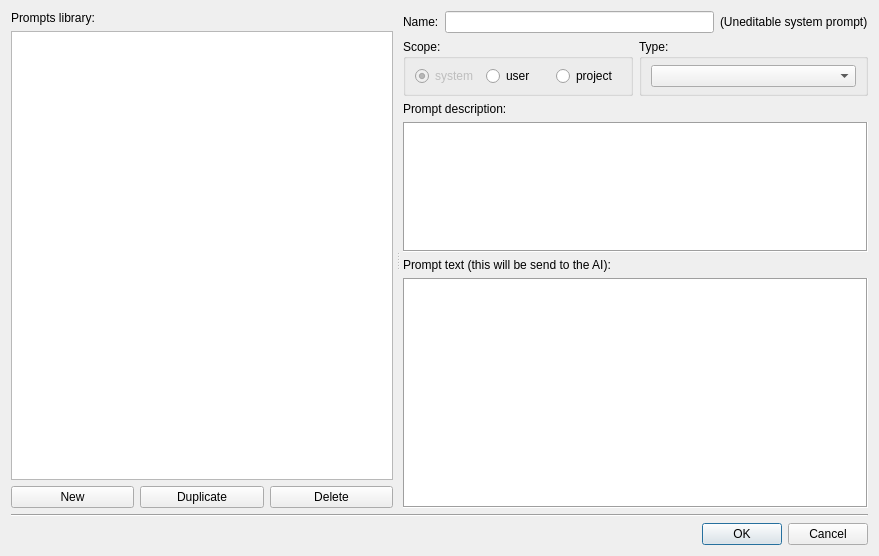
Above: GUI_UIs/ui_ai_edit_prompts.ui from ccbogel/QualCoder before the change. Below: the same form after it.
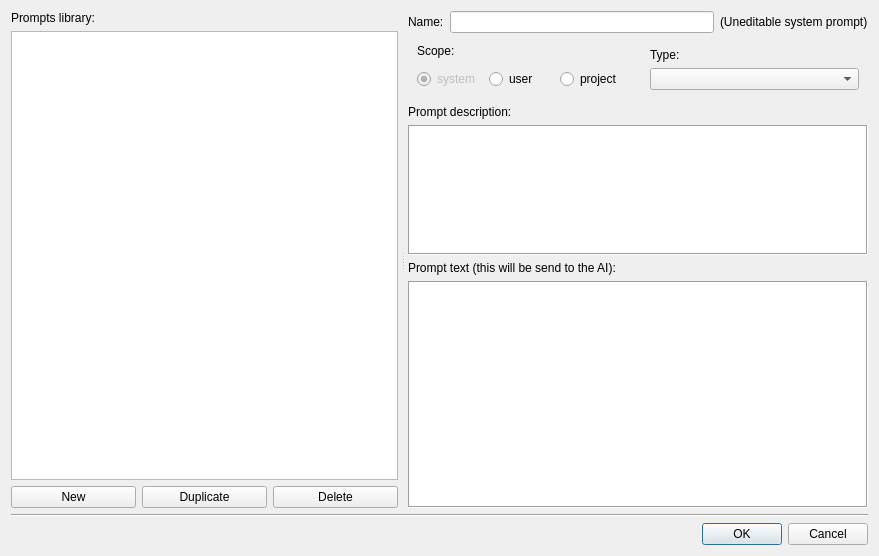
That is the form after the change.

Commit message: Edit prompts dialog: more vertical space for "scope" and "type"

Patch:
```diff
--- a/GUI_UIs/ui_ai_edit_prompts.ui
+++ b/GUI_UIs/ui_ai_edit_prompts.ui
@@ -221,25 +221,32 @@
               <number>0</number>
              </property>
              <item>
-              <widget class="QGroupBox" name="groupBox">
-               <property name="minimumSize">
-                <size>
-                 <width>0</width>
-                 <height>50</height>
-                </size>
-               </property>
-               <property name="title">
+              <widget class="QWidget" name="widget_2" native="true">
+               <layout class="QVBoxLayout" name="verticalLayout_5">
+                <property name="topMargin">
+                 <number>0</number>
+                </property>
+                <item>
+                 <widget class="QLabel" name="label_5">
+                  <property name="text">
                 <string>Scope:</string>
                </property>
-               <layout class="QHBoxLayout" name="horizontalLayout_3">
+                 </widget>
+                </item>
+                <item>
+                 <widget class="QWidget" name="widget_8" native="true">
+                  <layout class="QHBoxLayout" name="horizontalLayout_6">
                 <property name="leftMargin">
-                 <number>9</number>
+                    <number>0</number>
                 </property>
                 <property name="topMargin">
-                 <number>6</number>
+                    <number>0</number>
+                   </property>
+                   <property name="rightMargin">
+                    <number>0</number>
                 </property>
                 <property name="bottomMargin">
-                 <number>6</number>
+                    <number>0</number>
                 </property>
                 <item>
                  <widget class="QRadioButton" name="radioButton_system">
@@ -274,18 +281,19 @@
                </layout>
               </widget>
              </item>
+               </layout>
+              </widget>
+             </item>
              <item>
-              <widget class="QGroupBox" name="groupBox_2">
-               <property name="title">
+              <widget class="QWidget" name="widget_9" native="true">
+               <layout class="QVBoxLayout" name="verticalLayout_6">
+                <item>
+                 <widget class="QLabel" name="label_6">
+                  <property name="text">
                 <string>Type:</string>
                </property>
-               <layout class="QVBoxLayout" name="verticalLayout_4">
-                <property name="topMargin">
-                 <number>6</number>
-                </property>
-                <property name="bottomMargin">
-                 <number>6</number>
-                </property>
+                 </widget>
+                </item>
                 <item>
                  <widget class="QComboBox" name="comboBox_type">
                   <property name="sizePolicy">
```
Lines whose indentation alone changed are shown as unchanged. The commit also changes 1 other file.
